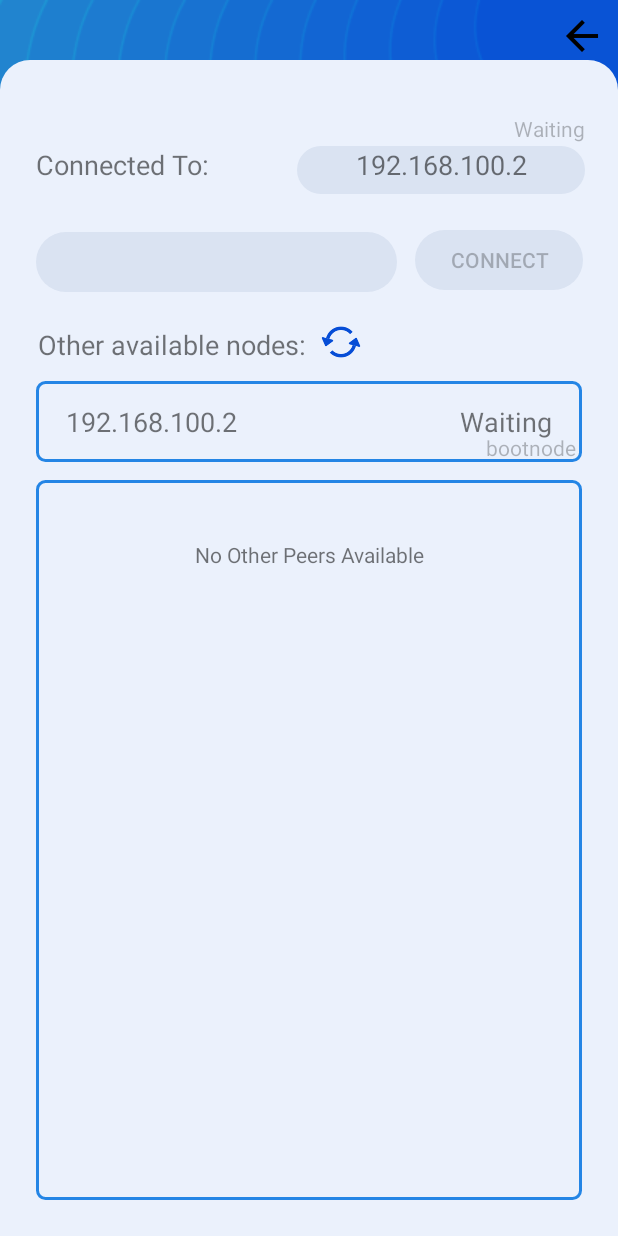
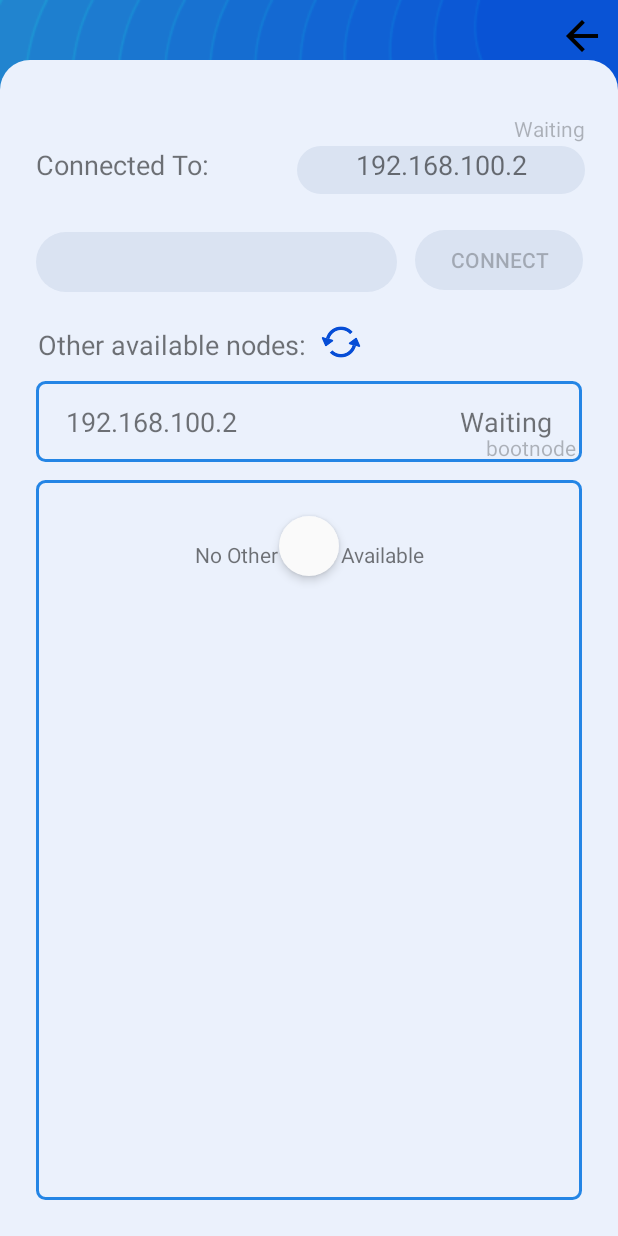
Before and after one commit to ismaiiil/SupWallet, an Android app: the NetworkSettingsActivity screen opened directly, with no data from a screen before it, on a phone screen of 412 x 824 dp. Run offline under Robolectric (Android 15) with nearby library versions, the phone set to English and light mode, and no system bars; libraries missing offline, so code that uses them is left out: com.supinfo.shared; Roboto replaces fonts that are not available here; 4 statements that could not run were skipped.

```diff
--- a/app/build.gradle
+++ b/app/build.gradle
@@ -31,4 +31,6 @@ dependencies {
     androidTestImplementation 'androidx.test:runner:1.1.1'
     androidTestImplementation 'androidx.test.espresso:espresso-core:3.1.1'
     implementation 'com.google.android.material:material:1.0.0'
+    implementation 'com.google.code.gson:gson:2.8.2'
+    implementation 'com.madgag.spongycastle:bcpg-jdk15on:1.58.0.0'
 }
--- a/app/src/main/java/com/supinfo/supwallet/Controller/NetworkSettingsActivity.java
+++ b/app/src/main/java/com/supinfo/supwallet/Controller/NetworkSettingsActivity.java
@@ -1,14 +1,9 @@
 package com.supinfo.supwallet.Controller;
-
-import androidx.appcompat.app.AlertDialog;
-import androidx.appcompat.app.AppCompatActivity;
-import androidx.recyclerview.widget.DividerItemDecoration;
-import androidx.recyclerview.widget.LinearLayoutManager;
-import androidx.recyclerview.widget.RecyclerView;
 
 import android.content.Context;
 import android.content.SharedPreferences;
 import android.os.Bundle;
+import android.view.KeyEvent;
 import android.view.View;
 import android.view.animation.Animation;
 import android.view.animation.AnimationUtils;
@@ -18,7 +13,13 @@ import android.widget.ImageButton;
 import android.widget.ImageView;
 import android.widget.RelativeLayout;
 import android.widget.TextView;
-import android.widget.Toast;
+
+import androidx.appcompat.app.AlertDialog;
+import androidx.appcompat.app.AppCompatActivity;
+import androidx.recyclerview.widget.DividerItemDecoration;
+import androidx.recyclerview.widget.LinearLayoutManager;
+import androidx.recyclerview.widget.RecyclerView;
+import androidx.swiperefreshlayout.widget.SwipeRefreshLayout;
 
 import com.google.android.material.snackbar.Snackbar;
 import com.supinfo.shared.Utils.StringUtil;
@@ -27,6 +28,7 @@ import com.supinfo.supwallet.Model.Network.TCPMessageOperations;
 import com.supinfo.supwallet.Presenter.Adapters.MyRecyclerViewAdapter;
 import com.supinfo.supwallet.R;
 
+import java.util.ArrayList;
 import java.util.Locale;
 
 public class NetworkSettingsActivity extends AppCompatActivity {
@@ -43,6 +45,7 @@ public class NetworkSettingsActivity extends AppCompatActivity {
     RelativeLayout bootnodeLayout;
     Button connectButton;
     ImageButton reloadButton;
+    SwipeRefreshLayout swipeRefreshLayout;
 
     @Override
     protected void onCreate(Bundle savedInstanceState) {
@@ -59,8 +62,16 @@ public class NetworkSettingsActivity extends AppCompatActivity {
         bootnodeLayout = findViewById(R.id.row_parent);
         connectButton = findViewById(R.id.connect_button);
         reloadButton = findViewById(R.id.reload_button);
+        swipeRefreshLayout = findViewById(R.id.swipe_refresh_layout);
 
 
+        //setup refresh layout
+        swipeRefreshLayout.setColorSchemeColors(getResources().getColor(R.color.colorPrimaryDark));
+        swipeRefreshLayout.setOnRefreshListener(() -> {
+            refreshRecyclerView(connectedToIpTextView.getText().toString());
+            reloadButton.setClickable(false);
+            connectButton.setEnabled(false);
+        });
 
         // set up the RecyclerView
 
@@ -69,8 +80,10 @@ public class NetworkSettingsActivity extends AppCompatActivity {
         DividerItemDecoration dividerItemDecoration = new DividerItemDecoration(recyclerView.getContext(),
                 layoutManager.getOrientation());
         recyclerView.addItemDecoration(dividerItemDecoration);
+        MyRecyclerViewAdapter newAdapter = new MyRecyclerViewAdapter(this, new ArrayList<>());
+        recyclerView.setAdapter(newAdapter);
 
-       refreshWholeView();
+        refreshWholeView();
 
         bootnodeLayout.setOnClickListener(v -> {
             //showSnack(v,"TEST");
@@ -205,6 +218,7 @@ public class NetworkSettingsActivity extends AppCompatActivity {
 
     public void startAnimateReload(){
         //connectButton.setClickable(false);
+        swipeRefreshLayout.setRefreshing(true);
         connectButton.setEnabled(false);
         reloadButton.setClickable(false);
         shouldAnimateReload = true;
@@ -222,8 +236,6 @@ public class NetworkSettingsActivity extends AppCompatActivity {
                 animationTarget.startAnimation(animation);
                 }else{
                     shouldAnimateReload = true;
-                    reloadButton.setClickable(true);
-                    connectButton.setEnabled(true);
                 }
             }
 
@@ -238,6 +250,9 @@ public class NetworkSettingsActivity extends AppCompatActivity {
     public void clearAnimateReload(){
         ImageView animationTarget =  this.findViewById(R.id.reload_button);
         shouldAnimateReload = false;
+        swipeRefreshLayout.setRefreshing(false);
+        reloadButton.setClickable(true);
+        connectButton.setEnabled(true);
 
 
     }
@@ -246,4 +261,14 @@ public class NetworkSettingsActivity extends AppCompatActivity {
         Snackbar.make(view,text, Snackbar.LENGTH_LONG).show();
     }
 
+    @Override
+    public boolean onKeyDown(int keyCode, KeyEvent event)
+    {
+        if ((keyCode == KeyEvent.KEYCODE_BACK))
+        {
+            finish();
+        }
+        return super.onKeyDown(keyCode, event);
+    }
+
 }
--- a/app/src/main/java/com/supinfo/supwallet/Model/ENV.java
+++ b/app/src/main/java/com/supinfo/supwallet/Model/ENV.java
@@ -1,4 +1,8 @@
 package com.supinfo.supwallet.Model;
+
+import com.supinfo.shared.transaction.TransactionOutput;
+
+import java.util.HashMap;
 
 public class ENV {
     final public static int portNumber = 8888;
@@ -7,5 +11,5 @@ public class ENV {
     final public static String PREF_IS_FIRST_TIME = "PREF_IS_FIRST_TIME";
     public static final String PREF_CONNECTED_IP = "PREF_CONNECTED_IP";
     public static String defaultBootNode = "192.168.100.2"; //18.139.62.95 192.168.100.2
-
+    public static HashMap<String, TransactionOutput> localUTXOs  = new HashMap<String,TransactionOutput>();
 }
--- a/app/src/main/res/layout/activity_network_settings.xml
+++ b/app/src/main/res/layout/activity_network_settings.xml
@@ -113,32 +113,17 @@
             layout="@layout/recyclerview_row"/>
     </RelativeLayout>
 
-    <androidx.recyclerview.widget.RecyclerView
-        android:id="@+id/ip_list_recycler_view"
-        android:layout_width="wrap_content"
-        android:layout_height="325dp"
-        android:layout_below="@+id/bootnode_layout"
-        android:layout_alignParentStart="true"
-        android:layout_alignParentEnd="true"
-        android:layout_alignParentBottom="true"
-        android:layout_marginStart="@dimen/dimen_24dp"
-        android:layout_marginTop="@dimen/dimen_12dp"
-        android:layout_marginEnd="24dp"
-        android:layout_marginBottom="@dimen/dimen_24dp"
-        android:background="@drawable/border_style">
 
-
-    </androidx.recyclerview.widget.RecyclerView>
 
     <TextView
         android:id="@+id/empty_view"
         android:layout_width="match_parent"
         android:layout_height="match_parent"
-        android:layout_alignStart="@id/ip_list_recycler_view"
-        android:layout_alignTop="@id/ip_list_recycler_view"
+        android:layout_alignStart="@id/swipe_refresh_layout"
+        android:layout_alignTop="@id/swipe_refresh_layout"
         android:layout_marginTop="@dimen/dimen_40dp"
-        android:layout_alignEnd="@id/ip_list_recycler_view"
-        android:layout_alignBottom="@id/ip_list_recycler_view"
+        android:layout_alignEnd="@id/swipe_refresh_layout"
+        android:layout_alignBottom="@id/swipe_refresh_layout"
         android:text="@string/no_data_available"
         android:textAlignment="center" />
 
@@ -176,5 +161,26 @@
         app:srcCompat="@drawable/wallet_refresh"
         android:onClick="reload_button_clicked"/>
 
+    <androidx.swiperefreshlayout.widget.SwipeRefreshLayout
+        android:id="@+id/swipe_refresh_layout"
+        android:layout_width="wrap_content"
+        android:layout_height="325dp"
+        android:layout_below="@+id/bootnode_layout"
+        android:layout_alignParentStart="true"
+        android:layout_alignParentEnd="true"
+        android:layout_alignParentBottom="true"
+        android:layout_marginStart="@dimen/dimen_24dp"
+        android:layout_marginTop="@dimen/dimen_12dp"
+        android:layout_marginEnd="24dp"
+        android:layout_marginBottom="@dimen/dimen_24dp"
+        >
+        <androidx.recyclerview.widget.RecyclerView
+            android:id="@+id/ip_list_recycler_view"
+            android:layout_width="wrap_content"
+            android:layout_height="wrap_content"
+            android:background="@drawable/border_style">
 
+
+        </androidx.recyclerview.widget.RecyclerView>
+    </androidx.swiperefreshlayout.widget.SwipeRefreshLayout>
 </RelativeLayout>
```
Also changed, not shown: app/src/main/java/com/supinfo/supwallet/Model/FileManagers/LoadWallet.java (+60 -1 lines), app/src/main/java/com/supinfo/supwallet/Model/Utils/AndroidStringUtil.java (added, +90 -0 lines), app/src/main/java/com/supinfo/supwallet/Model/transactionHelpers/FetchUTXOs.java (added, +9 -0 lines), app/src/main/java/com/supinfo/supwallet/Model/transactionHelpers/TransactionOperations.java (added, +12 -0 lines).
